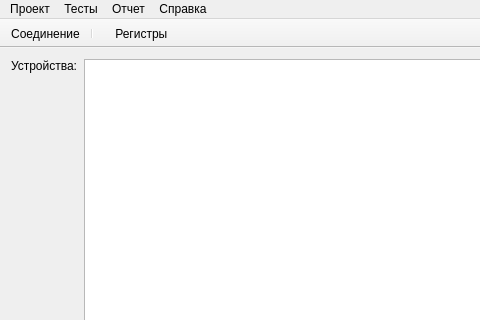
This is tgca/mainwindow.ui in Veala/host_tgca-for-t_hsc as Qt 5 draws it before an edit; both pictures show x 0 to 480 and y 0 to 320 of the 1097 by 728 pixel window. The edited form follows.
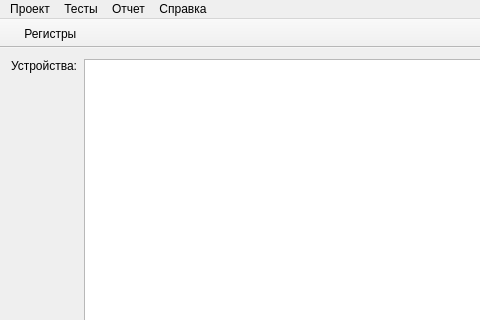
This is the edited form. Icons and pictures are not drawn.

What changed in the file:
```diff
--- a/tgca/mainwindow.ui
+++ b/tgca/mainwindow.ui
@@ -87,8 +87,6 @@
    <attribute name="toolBarBreak">
     <bool>false</bool>
    </attribute>
-   <addaction name="act_Connection"/>
-   <addaction name="separator"/>
    <addaction name="act_Configuration"/>
   </widget>
   <widget class="QToolBar" name="addToolBar">
```
Left out of the diff: 64 changed lines with no effect on the pictures.
